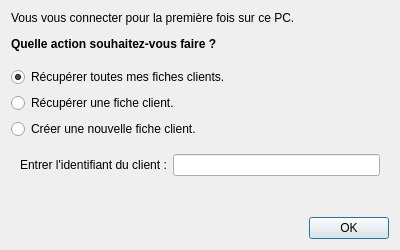
Above: gui/Viewer/forms/choosedialog.ui from Krozark/Salamandre before the change. Below: the same form after it.
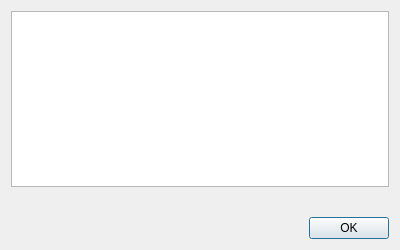
That is the form after the change. The open tabs and pages were chosen to show the change.

What changed in the file:
```diff
--- a/gui/Viewer/forms/choosedialog.ui
+++ b/gui/Viewer/forms/choosedialog.ui
@@ -27,6 +27,25 @@
   </property>
   <layout class="QVBoxLayout" name="verticalLayout_2">
    <item>
+    <widget class="QStackedWidget" name="stackedWidget">
+     <property name="currentIndex">
+      <number>0</number>
+     </property>
+     <widget class="QWidget" name="page">
+      <layout class="QVBoxLayout" name="verticalLayout_4">
+       <property name="leftMargin">
+        <number>0</number>
+       </property>
+       <property name="topMargin">
+        <number>0</number>
+       </property>
+       <property name="rightMargin">
+        <number>0</number>
+       </property>
+       <property name="bottomMargin">
+        <number>0</number>
+       </property>
+       <item>
     <layout class="QVBoxLayout" name="verticalLayout">
      <item>
       <widget class="QLabel" name="label_infoConnection">
@@ -109,6 +128,29 @@
       </widget>
      </item>
     </layout>
+       </item>
+      </layout>
+     </widget>
+     <widget class="QWidget" name="page_2">
+      <layout class="QVBoxLayout" name="verticalLayout_5">
+       <property name="leftMargin">
+        <number>0</number>
+       </property>
+       <property name="topMargin">
+        <number>0</number>
+       </property>
+       <property name="rightMargin">
+        <number>0</number>
+       </property>
+       <property name="bottomMargin">
+        <number>0</number>
+       </property>
+       <item>
+        <widget class="QListView" name="listView_availablePatient"/>
+       </item>
+      </layout>
+     </widget>
+    </widget>
    </item>
    <item>
     <spacer name="verticalSpacer">
```
Lines whose indentation alone changed are shown as unchanged.
